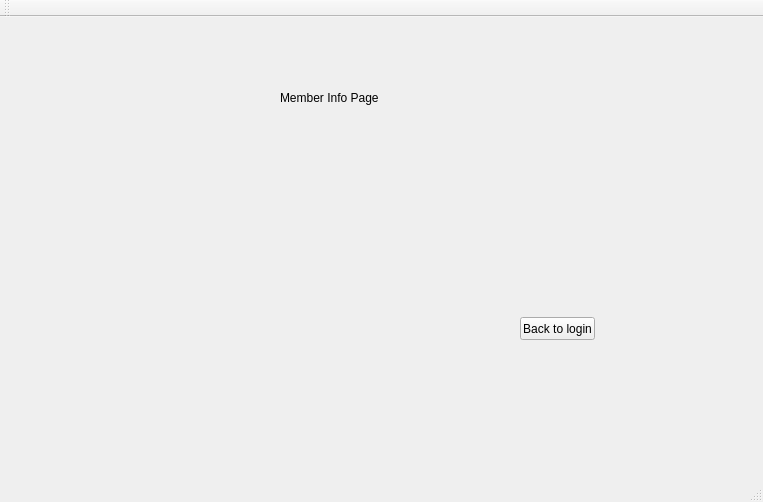
TheSoullessOne/Group-Project-1, file Forms/mainwindow.ui: the form before one commit.
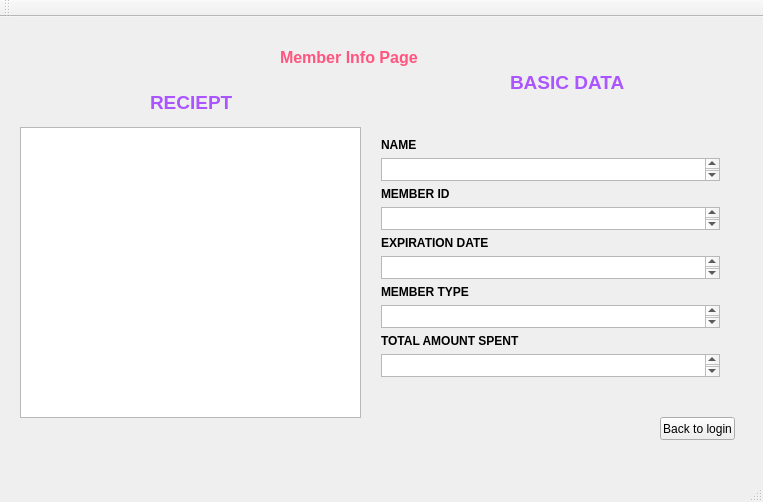
The form after the commit. The open tabs and pages were chosen to show the change.

```diff
--- a/Forms/mainwindow.ui
+++ b/Forms/mainwindow.ui
@@ -17,9 +17,9 @@
    <widget class="QStackedWidget" name="pages">
     <property name="geometry">
      <rect>
-      <x>40</x>
-      <y>20</y>
-      <width>661</width>
+      <x>20</x>
+      <y>10</y>
+      <width>721</width>
       <height>421</height>
      </rect>
     </property>
@@ -760,21 +760,21 @@
      <widget class="QLabel" name="MemberInfoPageLabel">
       <property name="geometry">
        <rect>
-        <x>240</x>
-        <y>40</y>
-        <width>161</width>
-        <height>41</height>
+        <x>260</x>
+        <y>0</y>
+        <width>231</width>
+        <height>61</height>
        </rect>
       </property>
       <property name="text">
-       <string>Member Info Page</string>
+       <string>&lt;html&gt;&lt;head/&gt;&lt;body&gt;&lt;p&gt;&lt;span style=&quot; font-size:12pt; font-weight:600; color:#ff557f;&quot;&gt;Member Info Page&lt;/span&gt;&lt;/p&gt;&lt;/body&gt;&lt;/html&gt;</string>
       </property>
      </widget>
      <widget class="QPushButton" name="Member_info_back_button">
       <property name="geometry">
        <rect>
-        <x>480</x>
-        <y>280</y>
+        <x>640</x>
+        <y>390</y>
         <width>75</width>
         <height>23</height>
        </rect>
@@ -783,6 +783,104 @@
        <string>Back to login</string>
       </property>
      </widget>
+     <widget class="QTextBrowser" name="textBrowser_2">
+      <property name="geometry">
+       <rect>
+        <x>0</x>
+        <y>100</y>
+        <width>341</width>
+        <height>291</height>
+       </rect>
+      </property>
+     </widget>
+     <widget class="QLabel" name="label_5">
+      <property name="geometry">
+       <rect>
+        <x>130</x>
+        <y>60</y>
+        <width>91</width>
+        <height>31</height>
+       </rect>
+      </property>
+      <property name="text">
+       <string>&lt;html&gt;&lt;head/&gt;&lt;body&gt;&lt;p&gt;&lt;span style=&quot; font-size:14pt; font-weight:600; color:#aa55ff;&quot;&gt;RECIEPT&lt;/span&gt;&lt;/p&gt;&lt;/body&gt;&lt;/html&gt;</string>
+      </property>
+     </widget>
+     <widget class="QLabel" name="label_9">
+      <property name="geometry">
+       <rect>
+        <x>490</x>
+        <y>40</y>
+        <width>121</width>
+        <height>31</height>
+       </rect>
+      </property>
+      <property name="text">
+       <string>&lt;html&gt;&lt;head/&gt;&lt;body&gt;&lt;p&gt;&lt;span style=&quot; font-size:14pt; font-weight:600; color:#aa55ff;&quot;&gt;BASIC DATA&lt;/span&gt;&lt;/p&gt;&lt;/body&gt;&lt;/html&gt;</string>
+      </property>
+     </widget>
+     <widget class="QWidget" name="verticalLayoutWidget_6">
+      <property name="geometry">
+       <rect>
+        <x>350</x>
+        <y>100</y>
+        <width>361</width>
+        <height>261</height>
+       </rect>
+      </property>
+      <layout class="QVBoxLayout" name="verticalLayout_6">
+       <item>
+        <widget class="QLabel" name="label_11">
+         <property name="text">
+          <string>&lt;html&gt;&lt;head/&gt;&lt;body&gt;&lt;p&gt;&lt;span style=&quot; font-weight:600;&quot;&gt;NAME&lt;/span&gt;&lt;/p&gt;&lt;/body&gt;&lt;/html&gt;</string>
+         </property>
+        </widget>
+       </item>
+       <item>
+        <widget class="QTextBrowser" name="textBrowser_3"/>
+       </item>
+       <item>
+        <widget class="QLabel" name="label_10">
+         <property name="text">
+          <string>&lt;html&gt;&lt;head/&gt;&lt;body&gt;&lt;p&gt;&lt;span style=&quot; font-weight:600;&quot;&gt;MEMBER ID&lt;/span&gt;&lt;/p&gt;&lt;/body&gt;&lt;/html&gt;</string>
+         </property>
+        </widget>
+       </item>
+       <item>
+        <widget class="QTextBrowser" name="textBrowser_6"/>
+       </item>
+       <item>
+        <widget class="QLabel" name="label_8">
+         <property name="text">
+          <string>&lt;html&gt;&lt;head/&gt;&lt;body&gt;&lt;p&gt;&lt;span style=&quot; font-weight:600;&quot;&gt;EXPIRATION DATE&lt;/span&gt;&lt;/p&gt;&lt;/body&gt;&lt;/html&gt;</string>
+         </property>
+        </widget>
+       </item>
+       <item>
+        <widget class="QTextBrowser" name="textBrowser_7"/>
+       </item>
+       <item>
+        <widget class="QLabel" name="label_12">
+         <property name="text">
+          <string>&lt;html&gt;&lt;head/&gt;&lt;body&gt;&lt;p&gt;&lt;span style=&quot; font-weight:600;&quot;&gt;MEMBER TYPE&lt;/span&gt;&lt;/p&gt;&lt;/body&gt;&lt;/html&gt;</string>
+         </property>
+        </widget>
+       </item>
+       <item>
+        <widget class="QTextBrowser" name="textBrowser_5"/>
+       </item>
+       <item>
+        <widget class="QLabel" name="label_6">
+         <property name="text">
+          <string>&lt;html&gt;&lt;head/&gt;&lt;body&gt;&lt;p&gt;&lt;span style=&quot; font-weight:600;&quot;&gt;TOTAL AMOUNT SPENT&lt;/span&gt;&lt;/p&gt;&lt;/body&gt;&lt;/html&gt;</string>
+         </property>
+        </widget>
+       </item>
+       <item>
+        <widget class="QTextBrowser" name="textBrowser_4"/>
+       </item>
+      </layout>
+     </widget>
     </widget>
     <widget class="QWidget" name="ENTER_DELETE_INFO">
      <widget class="QLabel" name="label_4">
```
Left out of the diff: 31 changed lines with no effect on the pictures.
